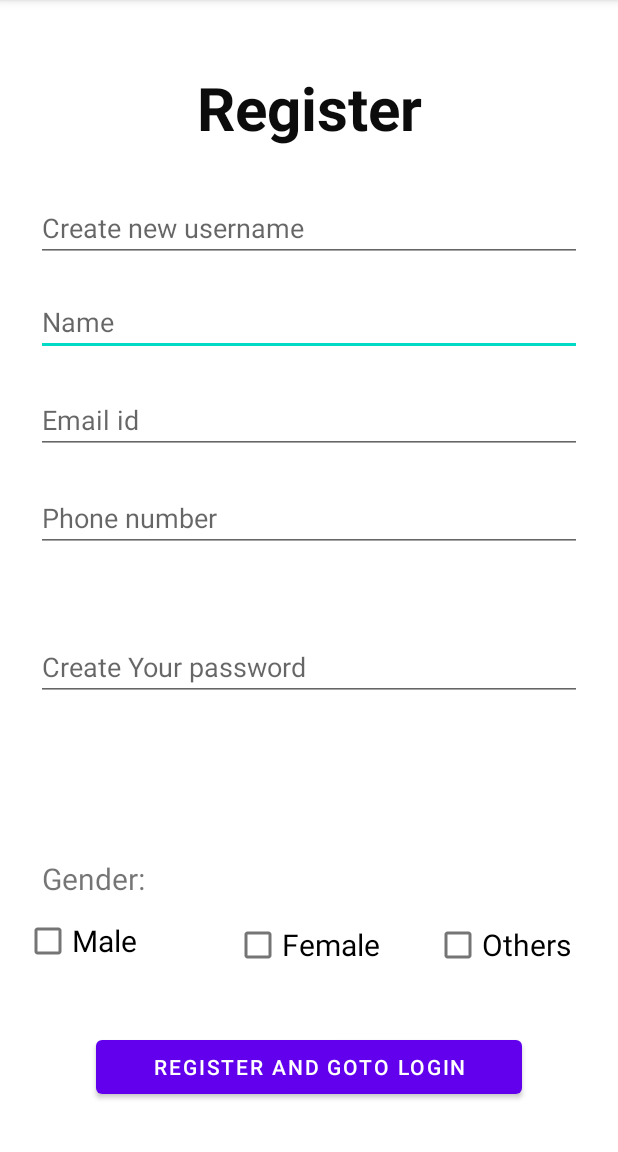
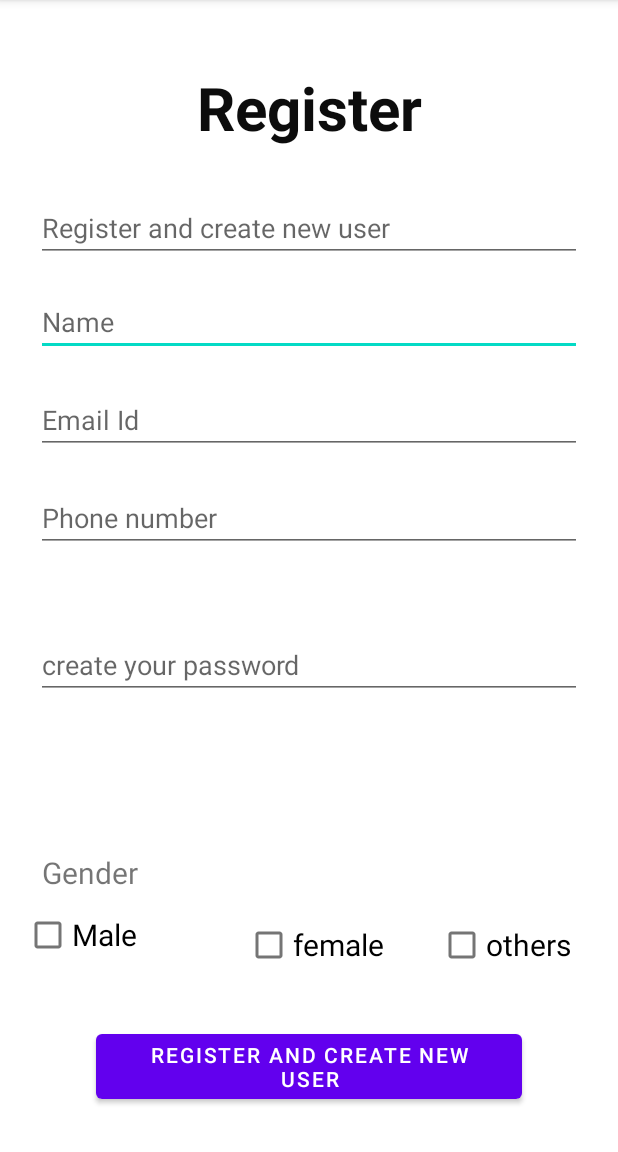
Before and after one commit to Ishika08jain/PocketBank, an Android app: the NewuserActivity screen opened directly, with no data from a screen before it, on a phone screen of 412 x 824 dp, the part 84-1236 px from its top. Run offline under Robolectric (Android 15) with nearby library versions, the light colour scheme and no system bars; our stand-ins replace Firebase (no records; nobody signed in at launch, a user with empty details on screens opened directly).

Commit message:
Merge remote-tracking branch 'origin/master'

```diff
--- a/app/src/main/res/layout/activity_newuser.xml
+++ b/app/src/main/res/layout/activity_newuser.xml
@@ -11,7 +11,7 @@
         android:id="@+id/logo"
         android:layout_width="wrap_content"
         android:layout_height="wrap_content"
-        android:text="Register"
+        android:text="@string/Register"
         android:textColor="#0C0C0C"
         android:textSize="40sp"
         android:textStyle="bold"
@@ -30,7 +30,7 @@
         android:layout_marginEnd="24dp"
         android:ems="10"
         android:inputType="textPersonName"
-        android:hint="Name"
+        android:hint="@string/Name"
         app:layout_constraintEnd_toEndOf="parent"
         app:layout_constraintHorizontal_bias="1.0"
         app:layout_constraintStart_toStartOf="parent"
@@ -45,7 +45,7 @@
         android:layout_marginEnd="24dp"
         android:ems="10"
         android:inputType="textEmailAddress"
-        android:hint="Email id"
+        android:hint="@string/id"
         app:layout_constraintEnd_toEndOf="parent"
         app:layout_constraintHorizontal_bias="1.0"
         app:layout_constraintStart_toStartOf="parent"
@@ -59,7 +59,7 @@
         android:layout_marginTop="20dp"
         android:layout_marginEnd="24dp"
         android:ems="10"
-        android:hint="Phone number"
+        android:hint="@string/Phone_number"
         android:inputType="phone"
         app:layout_constraintEnd_toEndOf="parent"
         app:layout_constraintHorizontal_bias="1.0"
@@ -75,7 +75,7 @@
         android:layout_height="wrap_content"
         android:layout_marginStart="64dp"
         android:layout_marginEnd="64dp"
-        android:text="Register and goto login"
+        android:text="@string/ok"
         app:layout_constraintBottom_toBottomOf="parent"
         app:layout_constraintEnd_toEndOf="parent"
         app:layout_constraintStart_toStartOf="parent"
@@ -87,7 +87,7 @@
         android:layout_height="wrap_content"
         android:layout_marginStart="16dp"
         android:layout_marginBottom="36dp"
-        android:text="Male"
+        android:text="@string/Male"
         android:textSize="20sp"
         app:layout_constraintBottom_toTopOf="@+id/registerbt"
         app:layout_constraintStart_toStartOf="parent" />
@@ -98,7 +98,7 @@
         android:layout_height="wrap_content"
         android:layout_marginEnd="36dp"
         android:layout_marginBottom="114dp"
-        android:text="Female"
+        android:text="@string/Female"
         android:textSize="20sp"
         app:layout_constraintBottom_toBottomOf="parent"
         app:layout_constraintEnd_toStartOf="@+id/checkBox3" />
@@ -108,7 +108,7 @@
         android:layout_width="wrap_content"
         android:layout_height="wrap_content"
         android:layout_marginEnd="31dp"
-        android:text="Others"
+        android:text="@string/Others"
         android:textSize="20sp"
         app:layout_constraintBaseline_toBaselineOf="@+id/checkBox2"
         app:layout_constraintEnd_toEndOf="parent" />
@@ -119,7 +119,7 @@
         android:layout_height="wrap_content"
         android:layout_marginStart="12dp"
         android:layout_marginBottom="4dp"
-        android:text="Gender:"
+        android:text="@string/Gender"
         android:textSize="20sp"
         app:layout_constraintBottom_toTopOf="@+id/checkBox"
         app:layout_constraintStart_toStartOf="@+id/checkBox" />
@@ -133,7 +133,7 @@
         android:layout_marginBottom="10dp"
         android:ems="10"
         android:inputType="textPersonName"
-        android:hint="Create new username"
+        android:hint="@string/ok"
         app:layout_constraintBottom_toTopOf="@+id/name"
         app:layout_constraintEnd_toEndOf="parent"
         app:layout_constraintHorizontal_bias="0.0"
@@ -149,7 +149,7 @@
         android:layout_marginEnd="24dp"
         android:layout_marginBottom="41dp"
         android:ems="10"
-        android:hint="Create Your password"
+        android:hint="@string/Create_Your_password"
         android:inputType="textPassword"
         app:layout_constraintBottom_toTopOf="@+id/textView5"
         app:layout_constraintEnd_toEndOf="parent"
--- a/app/src/main/res/values/strings.xml
+++ b/app/src/main/res/values/strings.xml
@@ -17,13 +17,39 @@
         <item>EDUCATION LOAN</item>
         <item>GOLD LOAN</item>
     </string-array>
-    <string name="title_activity_main2">MainActivity2</string>
+    <string name="title_activity_main2" translatable="false">MainActivity2</string>
     <!-- Strings used for fragments for navigation -->
-    <string name="first_fragment_label">First Fragment</string>
-    <string name="second_fragment_label">Second Fragment</string>
+    <string name="first_fragment_label" translatable="false">First Fragment</string>
+    <string name="second_fragment_label" translatable="false">Second Fragment</string>
     <string name="next">Next</string>
-    <string name="previous">Previous</string>
+    <string name="previous" translatable="false">Previous</string>
 
-    <string name="hello_first_fragment">Hello first fragment</string>
-    <string name="hello_second_fragment">Hello second fragment. Arg: %1$s</string>
+    <string name="hello_first_fragment" translatable="false">Hello first fragment</string>
+    <string name="hello_second_fragment" translatable="false">Hello second fragment. Arg: %1$s</string>
+    <string name="Username">Username </string>
+    <string name="Password">Password</string>
+    <string name="Submit">Submit</string>
+    <string name="register_here">New user?Register here</string>
+    <string name="rb">"I am above 18 year of age"</string>
+    <string name="Register">"Register"</string>
+    <string name="Name">"Name"</string>
+    <string name="id">"Email Id"</string>
+    <string name="Male">"Male"</string>
+    <string name="Female">"female"</string>
+    <string name="Others">"others"</string>
+    <string name="ok">"Register and create new user"</string>
+    <string name="cl">"Change Language</string>
+    <string name="Phone_number">"Phone number"</string>
+    <string name="Gender">"Gender</string>
+    <string name="Create_Your_password">"create your password</string>
+    <string name="ACCOUNTS">"ACCOUNTS"</string>
+    <string name="BILL_PAYMENTS">"BILL PAYMENTS</string>
+    <string name="UPI">"UPI</string>
+    <string name="LOANS">"LOANS"</string>
+    <string name="KYC">"KYC"</string>
+    <string name="New">"new"</string>
+    <string name="profile">"Your Profile"</string>
+    <string name="need">"NEED HELP? CLICK ME"</string>
+
+
 </resources>
```
Also changed, not shown: app/src/main/java/com/example/pocketbank/LoginPage.java (+2 -6 lines), app/src/main/java/com/example/pocketbank/MainActivity.java (+47 -26 lines), app/src/main/res/layout/activity_login_page.xml (+4 -4 lines), app/src/main/res/layout/activity_main.xml (+14 -25 lines), app/src/main/res/layout/activity_payments.xml (+8 -8 lines).
